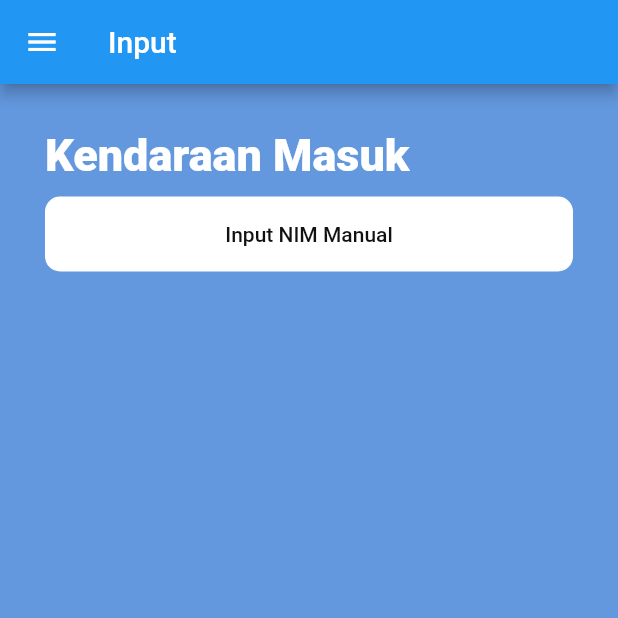
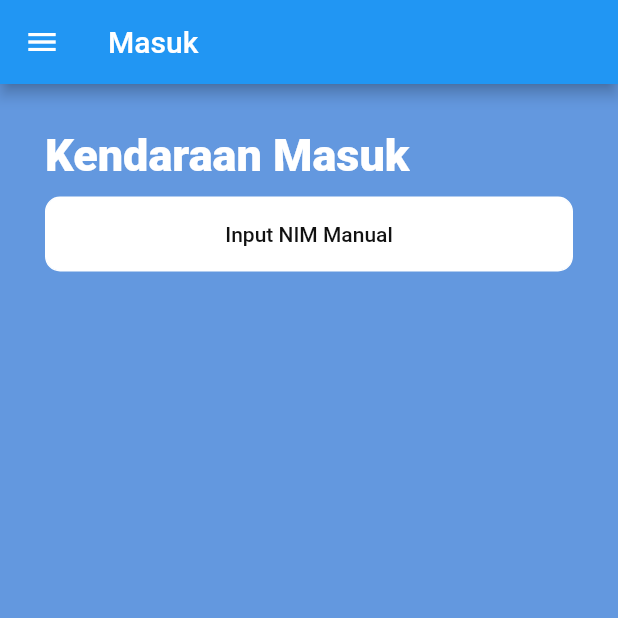
Before and after one commit to Kaling22/ticketing_parkir, a Flutter app: the InputKendaraanScreen screen opened by its route, on a phone screen of 412 x 824 dp, the top half of it. Run offline on Flutter 3.47's test engine with Material 2 defaults, Android fonts, the phone set to English and light mode, and no system bars.

Commit message:
update ui

```diff
--- a/lib/menu/InputKendaraanScreen.dart
+++ b/lib/menu/InputKendaraanScreen.dart
@@ -7,7 +7,7 @@ class InputKendaraanScreen extends StatelessWidget {
   Widget build(BuildContext context) {
     return Scaffold(
       appBar: AppBar(
-        title: Text("Input"),
+        title: Text("Masuk"),
         actions: <Widget>[
           Padding(
             padding: const EdgeInsets.all(8.0),
--- a/lib/menu/InputManual.dart
+++ b/lib/menu/InputManual.dart
@@ -10,7 +10,7 @@ class InputManual extends StatelessWidget {
   Widget build(BuildContext context) {
     return Scaffold(
       appBar: AppBar(
-        title: Text("Input"),
+        title: Text("Masuk"),
         actions: <Widget>[
           Padding(
             padding: const EdgeInsets.all(8.0),
--- a/lib/menu/OutputKendaraanScreen.dart
+++ b/lib/menu/OutputKendaraanScreen.dart
@@ -8,7 +8,7 @@ class OutputKendaraanScreen extends StatelessWidget {
   Widget build(BuildContext context) {
     return Scaffold(
       appBar: AppBar(
-        title: Text("Input"),
+        title: Text("Keluar"),
         actions: <Widget>[
           Padding(
             padding: const EdgeInsets.all(8.0),
--- a/lib/menu/OutputManual.dart
+++ b/lib/menu/OutputManual.dart
@@ -10,7 +10,7 @@ class OutputManual extends StatelessWidget {
   Widget build(BuildContext context) {
     return Scaffold(
       appBar: AppBar(
-        title: Text("Input"),
+        title: Text("Keluar"),
         actions: <Widget>[
           Padding(
             padding: const EdgeInsets.all(8.0),
```
